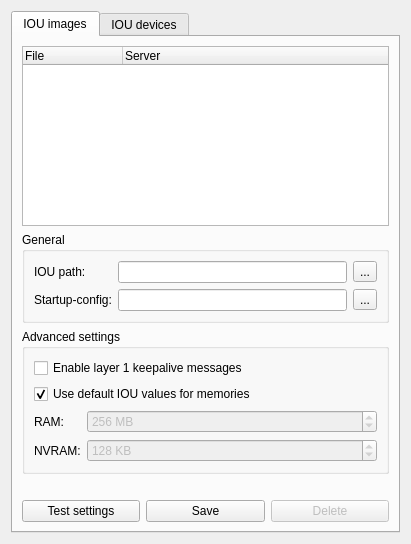
First picture: the form in gns3/modules/iou/ui/iou_device_preferences_page.ui, repository GNS3/gns3-gui, before the edit.
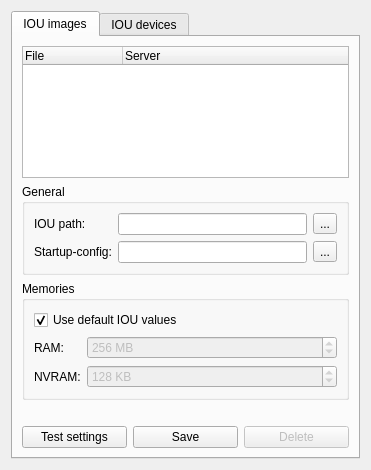
Second picture: the form after the edit.

Commit message: Remove L1 keepalives option from preferences. Fix console port restoration for IOU and VPCS (when loading a project).

What changed in the file:
```diff
--- a/gns3/modules/iou/ui/iou_device_preferences_page.ui
+++ b/gns3/modules/iou/ui/iou_device_preferences_page.ui
@@ -6,8 +6,8 @@
    <rect>
     <x>0</x>
     <y>0</y>
-    <width>411</width>
-    <height>544</height>
+    <width>371</width>
+    <height>470</height>
    </rect>
   </property>
   <property name="windowTitle">
@@ -101,27 +101,27 @@
        <item>
         <widget class="QGroupBox" name="uiAdvancedSettingsGroupBox">
          <property name="title">
-          <string>Advanced settings</string>
+          <string>Memories</string>
          </property>
          <layout class="QGridLayout" name="gridLayout_3">
-          <item row="1" column="0" colspan="2">
+          <item row="0" column="0" colspan="2">
            <widget class="QCheckBox" name="uiDefaultValuesCheckBox">
             <property name="text">
-             <string>Use default IOU values for memories</string>
+             <string>Use default IOU values</string>
             </property>
             <property name="checked">
              <bool>true</bool>
             </property>
            </widget>
           </item>
-          <item row="3" column="0">
+          <item row="2" column="0">
            <widget class="QLabel" name="uiRAMLabel">
             <property name="text">
              <string>RAM:</string>
             </property>
            </widget>
           </item>
-          <item row="3" column="1">
+          <item row="2" column="1">
            <widget class="QSpinBox" name="uiRAMSpinBox">
             <property name="enabled">
              <bool>false</bool>
@@ -146,14 +146,14 @@
             </property>
            </widget>
           </item>
-          <item row="4" column="0">
+          <item row="3" column="0">
            <widget class="QLabel" name="uiNVRAMLabel">
             <property name="text">
              <string>NVRAM:</string>
             </property>
            </widget>
           </item>
-          <item row="4" column="1">
+          <item row="3" column="1">
            <widget class="QSpinBox" name="uiNVRAMSpinBox">
             <property name="enabled">
              <bool>false</bool>
@@ -178,19 +178,6 @@
             </property>
            </widget>
           </item>
-          <item row="0" column="0" colspan="2">
-           <widget class="QCheckBox" name="uiL1KeepalivesCheckBox">
-            <property name="enabled">
-             <bool>true</bool>
-            </property>
-            <property name="text">
-             <string>Enable layer 1 keepalive messages</string>
-            </property>
-            <property name="checked">
-             <bool>false</bool>
-            </property>
-           </widget>
-          </item>
          </layout>
         </widget>
        </item>
```
Left out of the diff: 2 changed lines with no effect on the pictures. The commit also changes 6 other files.
